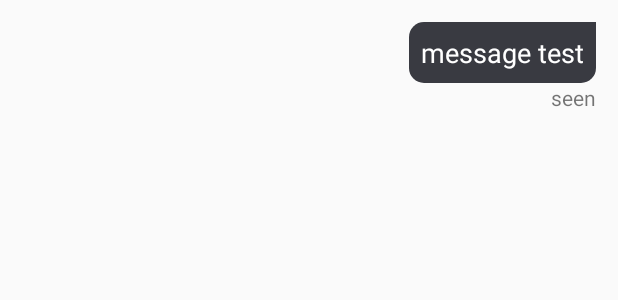
After one commit to Meow-Knight/ChatApp, an Android app: the layout message_item_right.xml on its own in the app's theme, with its tools: preview values and no code run, on a phone screen of 412 x 824 dp. The commit adds this screen. Shown: the top 300 px of the screen. Run offline under Robolectric (Android 15) with nearby library versions, the phone set to English and light mode, and no system bars.

Commit message:
fix/ chat 1:1 layout

```diff
--- a/app/src/main/java/com/lecaoviethuy/messengerapp/AdapterClasses/UserAdapter.kt
+++ b/app/src/main/java/com/lecaoviethuy/messengerapp/AdapterClasses/UserAdapter.kt
@@ -78,7 +78,6 @@ class UserAdapter (mContext : Context,
             builder.setItems(options, DialogInterface.OnClickListener{ dialog, position ->
                 if (position == 0) {
                     val intent = Intent(mContext, MessageChatActivity::class.java)
-                    intent.addFlags(Intent.FLAG_ACTIVITY_CLEAR_TASK or Intent.FLAG_ACTIVITY_NEW_TASK);
                     intent.putExtra("visit_id", user.getUid());
                     mContext.startActivity(intent);
                 }
--- /dev/null
+++ b/app/src/main/res/layout/message_item_right.xml
@@ -0,0 +1,55 @@
+<?xml version="1.0" encoding="utf-8"?>
+<RelativeLayout
+    xmlns:android="http://schemas.android.com/apk/res/android"
+    android:layout_width="match_parent"
+    android:layout_height="wrap_content"
+    android:padding="9dp"
+    android:layout_margin="5dp">
+
+    <RelativeLayout
+        android:layout_width="300dp"
+        android:layout_height="wrap_content"
+        android:layout_alignParentEnd="true"
+        android:layout_alignParentRight="true">
+
+        <de.hdodenhof.circleimageview.CircleImageView
+            android:id="@+id/profile_image"
+            android:layout_width="40dp"
+            android:layout_height="40dp"
+            android:src="@drawable/ic_profile"
+            android:visibility="gone"/>
+
+        <TextView
+            android:id="@+id/show_text_message"
+            android:layout_width="wrap_content"
+            android:layout_height="wrap_content"
+            android:layout_toLeftOf="@+id/profile_image"
+            android:layout_alignParentEnd="true"
+            android:layout_alignParentRight="true"
+            android:text="message test"
+            android:textSize="18sp"
+            android:padding="8dp"
+            android:textColor="@android:color/white"
+            android:background="@drawable/background_right" />
+
+        <ImageView
+            android:id="@+id/right_image_view"
+            android:layout_width="100dp"
+            android:layout_height="100dp"
+            android:layout_alignParentEnd="true"
+            android:layout_alignParentRight="true"
+            android:layout_marginLeft="6dp"
+            android:visibility="gone" />
+
+        <TextView
+            android:id="@+id/text_seen"
+            android:layout_width="wrap_content"
+            android:layout_height="wrap_content"
+            android:layout_alignParentEnd="true"
+            android:layout_alignParentRight="true"
+            android:text="seen"
+            android:layout_below="@+id/show_text_message" />
+
+    </RelativeLayout>
+
+</RelativeLayout>
```
Also changed, not shown: app/src/main/java/com/lecaoviethuy/messengerapp/AdapterClasses/ChatsAdapter.kt (added, +130 -0 lines), app/src/main/java/com/lecaoviethuy/messengerapp/MessageChatActivity.kt (+47 -1 lines), app/src/main/java/com/lecaoviethuy/messengerapp/modelClasses/Chat.kt (added, +75 -0 lines), app/src/main/java/com/lecaoviethuy/messengerapp/modelClasses/Chatlist.kt (added, +18 -0 lines), app/src/main/res/layout/message_item_left.xml (added, +41 -0 lines).
